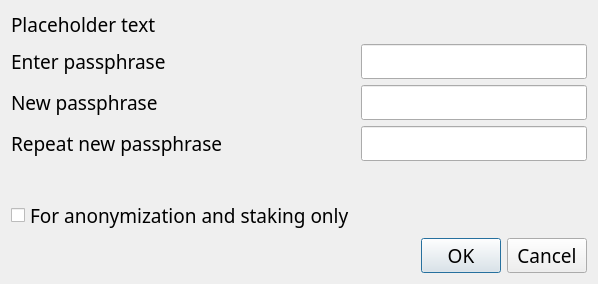
Old version of the form src/qt/forms/askpassphrasedialog.ui in the repository nyerium-core/nyerium.
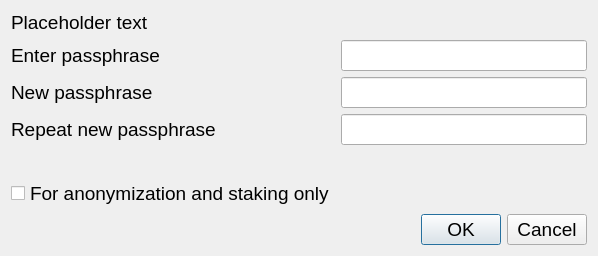
New version of the form.

What changed in the file:
```diff
--- a/src/qt/forms/askpassphrasedialog.ui
+++ b/src/qt/forms/askpassphrasedialog.ui
@@ -24,7 +24,7 @@
   </property>
   <property name="font">
    <font>
-    <family>Ara Hamah 1982</family>
+    
     <pointsize>14</pointsize>
    </font>
   </property>
@@ -38,8 +38,7 @@
    <item>
     <widget class="QLabel" name="warningLabel">
      <property name="font">
-      <font>
-       <family>Ara Hamah 1982</family>
+   <font>
        <pointsize>14</pointsize>
       </font>
      </property>
@@ -66,7 +65,7 @@
       <widget class="QLabel" name="passLabel1">
        <property name="font">
         <font>
-         <family>Ara Hamah 1982</family>
+         
          <pointsize>14</pointsize>
         </font>
        </property>
@@ -79,7 +78,7 @@
       <widget class="QLineEdit" name="passEdit1">
        <property name="font">
         <font>
-         <family>Ara Hamah 1982</family>
+         
          <pointsize>14</pointsize>
         </font>
        </property>
@@ -92,7 +91,7 @@
       <widget class="QLabel" name="passLabel2">
        <property name="font">
         <font>
-         <family>Ara Hamah 1982</family>
+         
          <pointsize>14</pointsize>
         </font>
        </property>
@@ -105,7 +104,7 @@
       <widget class="QLineEdit" name="passEdit2">
        <property name="font">
         <font>
-         <family>Ara Hamah 1982</family>
+         
          <pointsize>14</pointsize>
         </font>
        </property>
@@ -118,7 +117,7 @@
       <widget class="QLabel" name="passLabel3">
        <property name="font">
         <font>
-         <family>Ara Hamah 1982</family>
+         
          <pointsize>14</pointsize>
         </font>
        </property>
@@ -131,7 +130,7 @@
       <widget class="QLineEdit" name="passEdit3">
        <property name="font">
         <font>
-         <family>Ara Hamah 1982</family>
+         
          <pointsize>14</pointsize>
         </font>
        </property>
@@ -144,7 +143,7 @@
       <widget class="QLabel" name="capsLabel">
        <property name="font">
         <font>
-         <family>Ara Hamah 1982</family>
+         
          <pointsize>14</pointsize>
          <weight>75</weight>
          <bold>true</bold>
@@ -179,8 +178,7 @@
    <item>
     <widget class="QDialogButtonBox" name="buttonBox">
      <property name="font">
-      <font>
-       <family>Ara Hamah 1982</family>
+   <font>
        <pointsize>14</pointsize>
       </font>
      </property>
```
